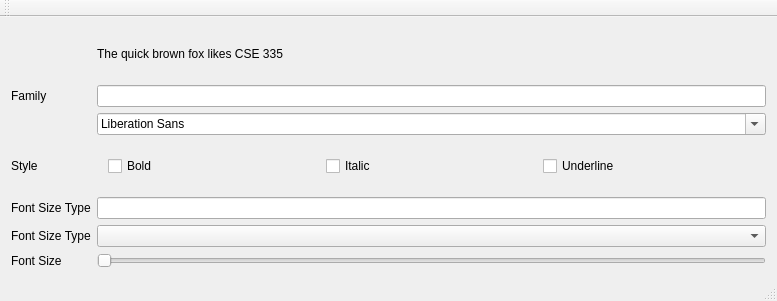
Qt form Homework/hw15 - Distributed Collaboration/LectureMediatorFonts/mainwindow.ui (KKevinTso/CSE-335) before a commit.
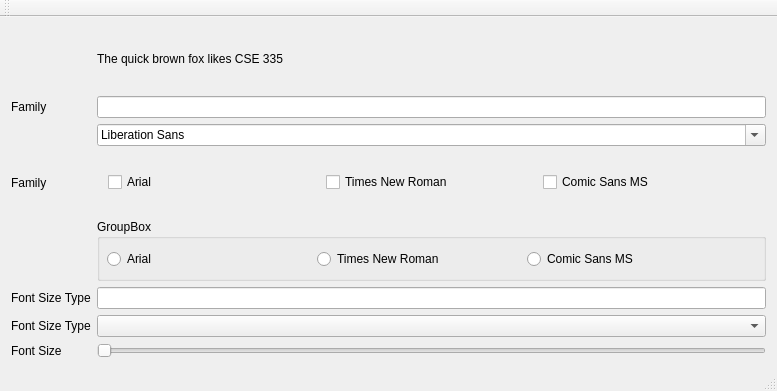
The same form after that commit. Custom widgets are drawn as their Qt base class.

Commit message: radio buttons implemented

Patch:
```diff
--- a/Homework/hw15 - Distributed Collaboration/LectureMediatorFonts/mainwindow.ui
+++ b/Homework/hw15 - Distributed Collaboration/LectureMediatorFonts/mainwindow.ui
@@ -7,7 +7,7 @@
     <x>0</x>
     <y>0</y>
     <width>777</width>
-    <height>301</height>
+    <height>391</height>
    </rect>
   </property>
   <property name="sizePolicy">
@@ -21,16 +21,16 @@
   </property>
   <widget class="QWidget" name="centralWidget">
    <layout class="QGridLayout" name="gridLayout_2">
-    <item row="1" column="1">
-     <widget class="AlexLineEdit" name="lineEditFamily"/>
-    </item>
-    <item row="6" column="1">
-     <widget class="QSlider" name="sliderEditSize">
-      <property name="orientation">
-       <enum>Qt::Horizontal</enum>
+    <item row="7" column="0">
+     <widget class="QLabel" name="label_2">
+      <property name="text">
+       <string>Font Size</string>
       </property>
      </widget>
     </item>
+    <item row="5" column="1">
+     <widget class="QLineEdit" name="lineEditSize"/>
+    </item>
     <item row="1" column="0">
      <widget class="QLabel" name="labelFamily">
       <property name="text">
@@ -38,17 +38,30 @@
       </property>
      </widget>
     </item>
+    <item row="5" column="0">
+     <widget class="QLabel" name="label_3">
+      <property name="text">
+       <string>Font Size Type</string>
+      </property>
+     </widget>
+    </item>
+    <item row="6" column="1">
+     <widget class="QComboBox" name="comboBoxEditSize"/>
+    </item>
     <item row="3" column="0">
      <widget class="QLabel" name="label">
       <property name="text">
-       <string>Style</string>
+       <string>Family</string>
       </property>
      </widget>
     </item>
-    <item row="4" column="0">
-     <widget class="QLabel" name="label_3">
-      <property name="text">
-       <string>Font Size Type</string>
+    <item row="2" column="1">
+     <widget class="QFontComboBox" name="fontComboBox"/>
+    </item>
+    <item row="7" column="1">
+     <widget class="QSlider" name="sliderEditSize">
+      <property name="orientation">
+       <enum>Qt::Horizontal</enum>
       </property>
      </widget>
     </item>
@@ -58,21 +71,21 @@
        <item>
         <widget class="QCheckBox" name="checkBoxBold">
          <property name="text">
-          <string>Bold</string>
+          <string>Arial</string>
          </property>
         </widget>
        </item>
        <item>
         <widget class="QCheckBox" name="checkBoxItalic">
          <property name="text">
-          <string>Italic</string>
+          <string>Times New Roman</string>
          </property>
         </widget>
        </item>
        <item>
         <widget class="QCheckBox" name="checkBoxUnderline">
          <property name="text">
-          <string>Underline</string>
+          <string>Comic Sans MS</string>
          </property>
         </widget>
        </item>
@@ -80,14 +93,14 @@
      </widget>
     </item>
     <item row="6" column="0">
-     <widget class="QLabel" name="label_2">
+     <widget class="QLabel" name="label_4">
       <property name="text">
-       <string>Font Size</string>
+       <string>Font Size Type</string>
       </property>
      </widget>
     </item>
-    <item row="2" column="1">
-     <widget class="QFontComboBox" name="fontComboBox"/>
+    <item row="1" column="1">
+     <widget class="AlexLineEdit" name="lineEditFamily"/>
     </item>
     <item row="0" column="1">
      <widget class="AlexLabel" name="labelFox">
@@ -97,16 +110,49 @@
      </widget>
     </item>
     <item row="4" column="1">
-     <widget class="QLineEdit" name="lineEditSize"/>
-    </item>
-    <item row="5" column="1">
-     <widget class="QComboBox" name="comboBoxEditSize"/>
-    </item>
-    <item row="5" column="0">
-     <widget class="QLabel" name="label_4">
-      <property name="text">
-       <string>Font Size Type</string>
+     <widget class="QGroupBox" name="groupBox">
+      <property name="title">
+       <string>GroupBox</string>
       </property>
+      <widget class="QRadioButton" name="radioButtonArial">
+       <property name="geometry">
+        <rect>
+         <x>10</x>
+         <y>30</y>
+         <width>101</width>
+         <height>20</height>
+        </rect>
+       </property>
+       <property name="text">
+        <string>Arial</string>
+       </property>
+      </widget>
+      <widget class="QRadioButton" name="radioButtonTNR">
+       <property name="geometry">
+        <rect>
+         <x>220</x>
+         <y>30</y>
+         <width>161</width>
+         <height>20</height>
+        </rect>
+       </property>
+       <property name="text">
+        <string>Times New Roman</string>
+       </property>
+      </widget>
+      <widget class="QRadioButton" name="radioButtonSans">
+       <property name="geometry">
+        <rect>
+         <x>430</x>
+         <y>30</y>
+         <width>191</width>
+         <height>20</height>
+        </rect>
+       </property>
+       <property name="text">
+        <string>Comic Sans MS</string>
+       </property>
+      </widget>
      </widget>
     </item>
    </layout>
@@ -122,6 +168,7 @@
    <zorder>label_2</zorder>
    <zorder>comboBoxEditSize</zorder>
    <zorder>label_4</zorder>
+   <zorder>groupBox</zorder>
   </widget>
   <widget class="QMenuBar" name="menuBar">
    <property name="geometry">
```
The commit also changes 9 other files.
